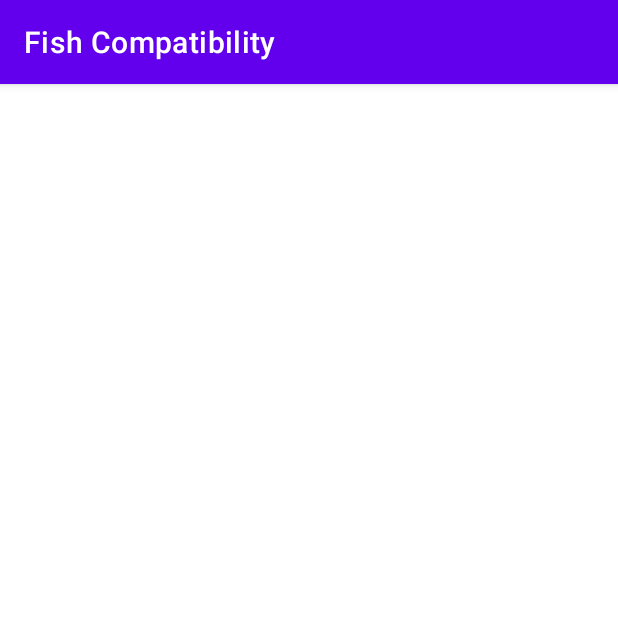
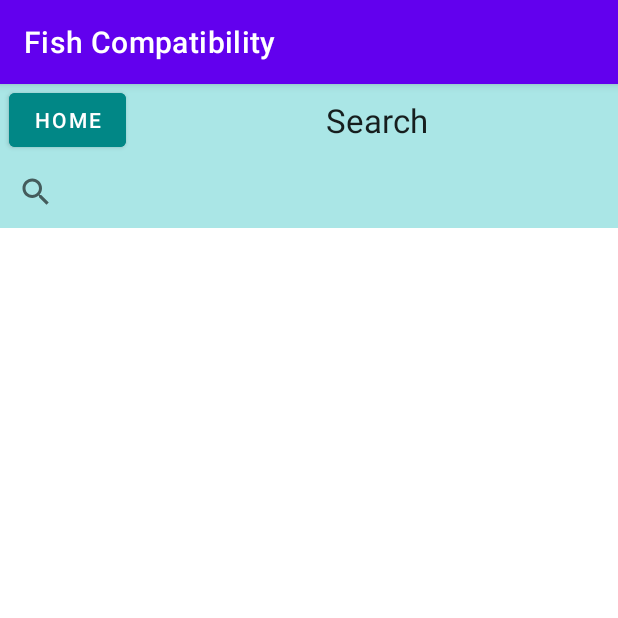
Before and after one commit to Char-318/FishCompatibility, an Android app: the SearchActivity screen opened directly, with no data from a screen before it, on a phone screen of 412 x 824 dp, the top half of it. Run offline under Robolectric (Android 15) with nearby library versions, the phone set to English and light mode, and no system bars.

Commit message:
Adding basic layout to search page

```diff
--- a/FishCompatibility/app/src/main/res/layout/activity_main.xml
+++ b/FishCompatibility/app/src/main/res/layout/activity_main.xml
@@ -55,6 +55,7 @@
             android:layout_width="wrap_content"
             android:layout_height="wrap_content"
             android:backgroundTint="@color/teal_700"
+            android:onClick="openSearch"
             android:text="@string/search_button" />
     </LinearLayout>
 </androidx.constraintlayout.widget.ConstraintLayout>
--- a/FishCompatibility/app/src/main/res/layout/activity_search.xml
+++ b/FishCompatibility/app/src/main/res/layout/activity_search.xml
@@ -6,4 +6,60 @@
     android:layout_height="match_parent"
     tools:context=".SearchActivity">
 
+    <LinearLayout
+        android:id="@+id/linearLayout2"
+        android:layout_width="match_parent"
+        android:layout_height="match_parent"
+        android:orientation="vertical" >
+
+        <LinearLayout
+            android:layout_width="match_parent"
+            android:layout_height="wrap_content"
+            android:background="@color/background"
+            android:gravity="center"
+            android:orientation="horizontal">
+
+            <Button
+                android:id="@+id/homeButton"
+                android:layout_width="179dp"
+                android:layout_height="wrap_content"
+                android:layout_weight="1"
+                android:backgroundTint="@color/teal_700"
+                android:insetLeft="6dp"
+                android:insetRight="6dp"
+                android:text="@string/home_button" />
+
+            <TextView
+                android:id="@+id/searchTitle"
+                android:layout_width="match_parent"
+                android:layout_height="wrap_content"
+                android:layout_weight="1"
+                android:gravity="center"
+                android:text="@string/search_page_title"
+                android:textAppearance="@style/TextAppearance.AppCompat.Large" />
+        </LinearLayout>
+
+        <LinearLayout
+            android:layout_width="match_parent"
+            android:layout_height="wrap_content"
+            android:background="@color/background"
+            android:orientation="horizontal">
+
+            <SearchView
+                android:layout_width="match_parent"
+                android:layout_height="match_parent" />
+
+        </LinearLayout>
+
+        <ScrollView
+            android:layout_width="match_parent"
+            android:layout_height="match_parent">
+
+            <LinearLayout
+                android:layout_width="match_parent"
+                android:layout_height="wrap_content"
+                android:orientation="vertical" />
+        </ScrollView>
+    </LinearLayout>
+
 </androidx.constraintlayout.widget.ConstraintLayout>
--- a/FishCompatibility/app/src/main/res/values/strings.xml
+++ b/FishCompatibility/app/src/main/res/values/strings.xml
@@ -4,4 +4,6 @@
     <string name="virtual_tank_button">Virtual Tank</string>
     <string name="search_button">Search Fish and Diseases</string>
     <string name="logo_content_desc">Logo for Fish Compatibility</string>
+    <string name="home_button">Home</string>
+    <string name="search_page_title">Search</string>
 </resources>
```
